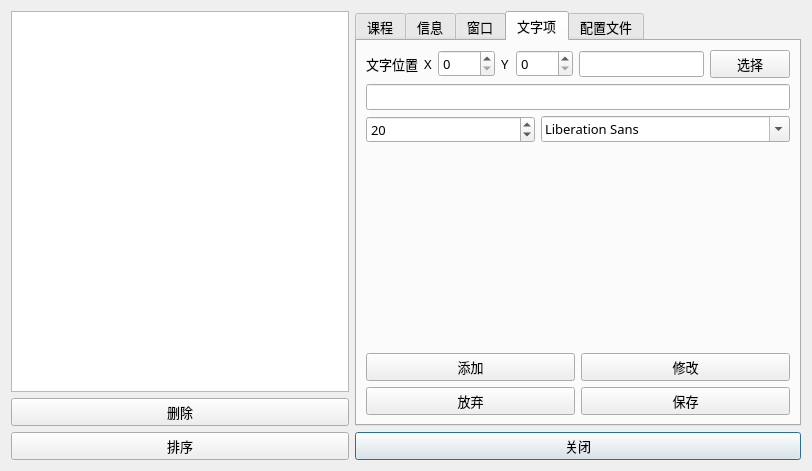
Qt form TimeTable-Qt/settings.ui (SHM-white/TimeTable-Qt) before a commit.
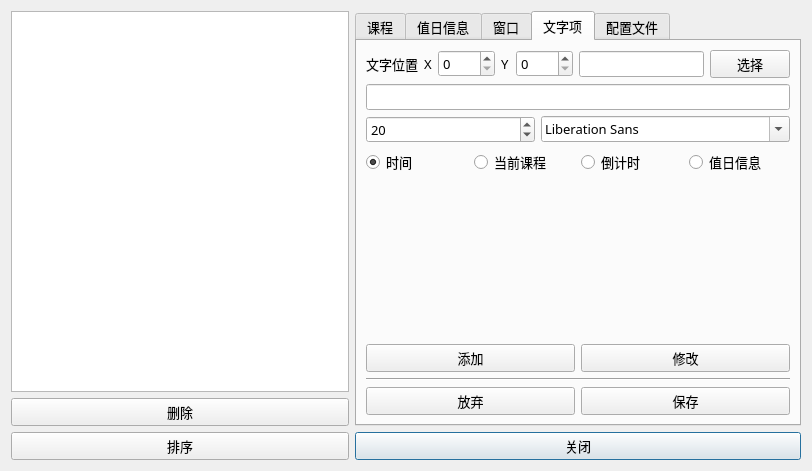
The same form after that commit. The open tabs and pages were chosen to show the change. Icons and pictures are not drawn.

Commit message: 添加显示值日信息

The edit to the form file:
```diff
--- a/TimeTable-Qt/settings.ui
+++ b/TimeTable-Qt/settings.ui
@@ -269,7 +269,7 @@
          </widget>
          <widget class="QWidget" name="tab_infos">
           <attribute name="title">
-           <string>信息</string>
+           <string>值日信息</string>
           </attribute>
           <layout class="QHBoxLayout" name="horizontalLayout_18">
            <item>
@@ -658,6 +658,41 @@
                </item>
               </layout>
              </item>
+             <item>
+              <layout class="QHBoxLayout" name="horizontalLayout_25">
+               <item>
+                <widget class="QRadioButton" name="radioButton_time">
+                 <property name="text">
+                  <string>时间</string>
+                 </property>
+                 <property name="checked">
+                  <bool>true</bool>
+                 </property>
+                </widget>
+               </item>
+               <item>
+                <widget class="QRadioButton" name="radioButton_lesson">
+                 <property name="text">
+                  <string>当前课程</string>
+                 </property>
+                </widget>
+               </item>
+               <item>
+                <widget class="QRadioButton" name="radioButton_countDownDay">
+                 <property name="text">
+                  <string>倒计时</string>
+                 </property>
+                </widget>
+               </item>
+               <item>
+                <widget class="QRadioButton" name="radioButton_info">
+                 <property name="text">
+                  <string>值日信息</string>
+                 </property>
+                </widget>
+               </item>
+              </layout>
+             </item>
              <item>
               <spacer name="verticalSpacer_5">
                <property name="orientation">
@@ -689,6 +724,13 @@
                </item>
               </layout>
              </item>
+             <item>
+              <widget class="Line" name="line">
+               <property name="orientation">
+                <enum>Qt::Horizontal</enum>
+               </property>
+              </widget>
+             </item>
              <item>
               <layout class="QHBoxLayout" name="horizontalLayout_24">
                <item>
```
Left out of the diff: 12 changed lines with no effect on the pictures. The commit also changes 14 other files.
